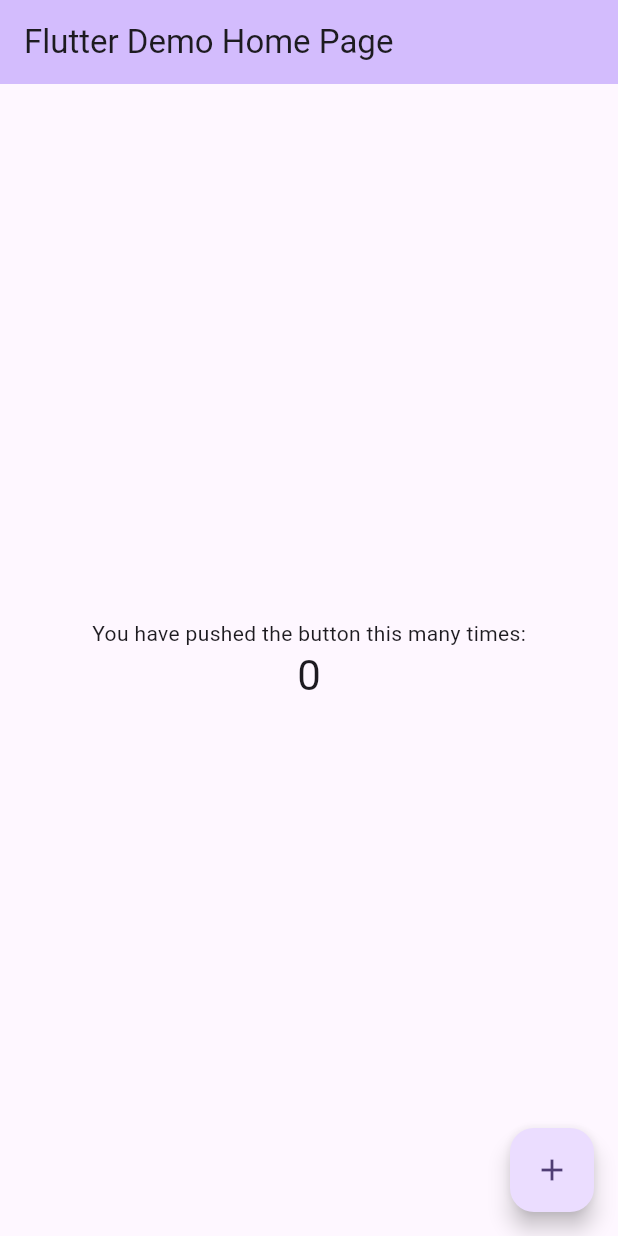
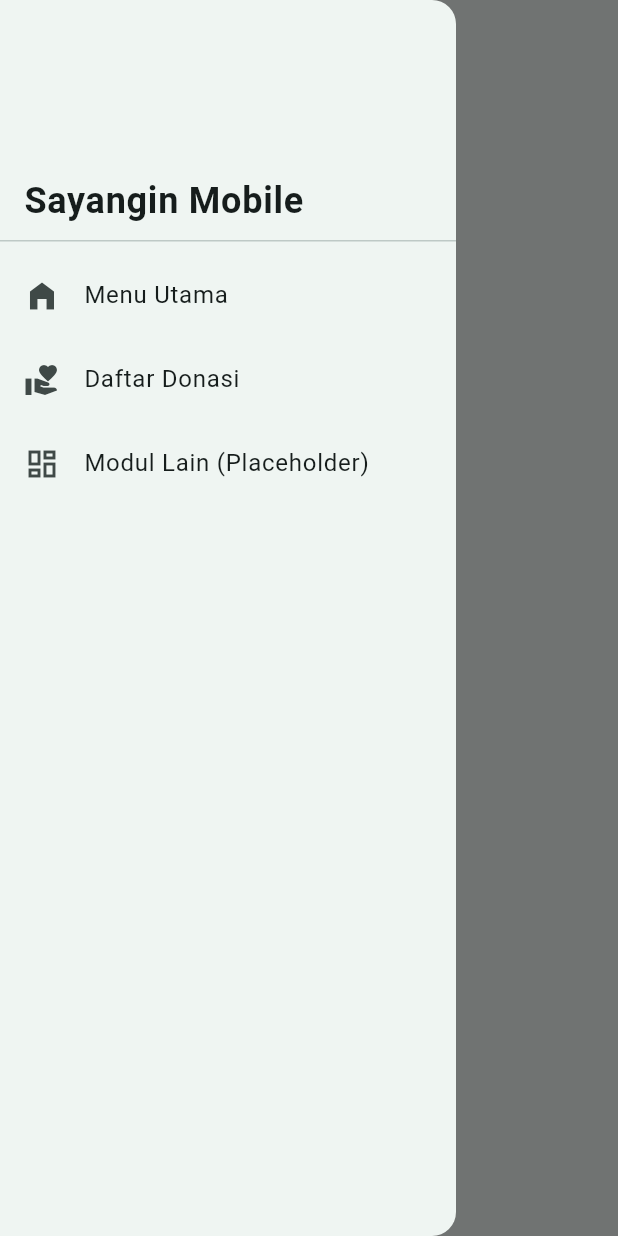
Before and after one commit to PBP-D-Kelompok-6/sayangin-mobile, a Flutter app: the screen it shows after launch, with the side drawer open (before the commit the screen has no drawer), on a phone screen of 412 x 824 dp. Run offline on Flutter 3.47's test engine with Material 3 defaults, Android fonts, the phone set to English and light mode, and no system bars.

Commit message:
feat: initialize donation module page

```diff
--- /dev/null
+++ b/lib/donation/screens/donation_page.dart
@@ -0,0 +1,44 @@
+import 'package:flutter/material.dart';
+import 'package:sayangin_mobile/donation/widgets.dart';
+
+class DonationPage extends StatelessWidget {
+  const DonationPage({super.key});
+
+  @override
+  Widget build(BuildContext context) {
+    return Scaffold(
+      appBar: AppBar(
+        // Judul berada di pojok kiri atas
+        title: const Text(
+          'Donasi',
+          style: TextStyle(
+            fontWeight: FontWeight.bold,
+          ),
+        ),
+        centerTitle: false, // Memastikan judul rata kiri
+        backgroundColor: Theme.of(context).scaffoldBackgroundColor,
+      ),
+      drawer: const DonationDrawer(),
+      body: const Center(
+        child: Column(
+          mainAxisAlignment: MainAxisAlignment.center,
+          children: [
+            Icon(
+              Icons.volunteer_activism_outlined,
+              size: 64,
+              color: Colors.grey,
+            ),
+            SizedBox(height: 12),
+            Text(
+              'Halaman Modul Donasi',
+              style: TextStyle(
+                fontSize: 16,
+                color: Colors.grey,
+              ),
+            ),
+          ],
+        ),
+      ),
+    );
+  }
+}
--- /dev/null
+++ b/lib/donation/widgets.dart
@@ -0,0 +1,55 @@
+import 'package:flutter/material.dart';
+import 'package:sayangin_mobile/donation/screens/donation_page.dart';
+
+class DonationDrawer extends StatelessWidget {
+  const DonationDrawer({super.key});
+
+  @override
+  Widget build(BuildContext context) {
+    return Drawer(
+      child: ListView(
+        children: [
+          DrawerHeader(
+            child: Column(
+              crossAxisAlignment: CrossAxisAlignment.start,
+              mainAxisAlignment: MainAxisAlignment.end,
+              children: [
+                Text(
+                  'Sayangin Mobile',
+                  style: TextStyle(
+                    fontSize: 24,
+                    fontWeight: FontWeight.bold,
+                    color: Theme.of(context).colorScheme.onSurface,
+                  ),
+                ),
+              ],
+            ),
+          ),
+          // Navigasi ke Halaman Utama
+          ListTile(
+            leading: const Icon(Icons.home_filled),
+            title: const Text("Menu Utama"),
+          ),
+          // Navigasi ke Halaman Utama Donasi
+          ListTile(
+            leading: const Icon(Icons.volunteer_activism),
+            title: const Text('Daftar Donasi'),
+            onTap: () {
+              Navigator.pushReplacement(
+                context,
+                MaterialPageRoute(
+                  builder: (context) => const DonationPage(),
+                ),
+              );
+            },
+          ),
+          // Placeholder untuk modul anggota lain (Impact, Marketplace, dll.)
+          ListTile(
+            leading: const Icon(Icons.dashboard_outlined),
+            title: const Text('Modul Lain (Placeholder)'),
+          ),
+        ],
+      ),
+    );
+  }
+}
--- a/lib/main.dart
+++ b/lib/main.dart
@@ -1,4 +1,6 @@
+// lib/main.dart (TEMPORARY TESTING)
 import 'package:flutter/material.dart';
+import 'package:sayangin_mobile/donation/screens/donation_page.dart';
 
 void main() {
   runApp(const MyApp());
@@ -7,116 +9,19 @@ void main() {
 class MyApp extends StatelessWidget {
   const MyApp({super.key});
 
-  // This widget is the root of your application.
   @override
   Widget build(BuildContext context) {
     return MaterialApp(
-      title: 'Flutter Demo',
+      title: 'Sayangin Mobile',
+      debugShowCheckedModeBanner: false,
       theme: ThemeData(
-        // This is the theme of your application.
-        //
-        // TRY THIS: Try running your application with "flutter run". You'll see
-        // the application has a purple toolbar. Then, without quitting the app,
-        // try changing the seedColor in the colorScheme below to Colors.green
-        // and then invoke "hot reload" (save your changes or press the "hot
-        // reload" button in a Flutter-supported IDE, or press "r" if you used
-        // the command line to start the app).
-        //
-        // Notice that the counter didn't reset back to zero; the application
-        // state is not lost during the reload. To reset the state, use hot
-        // restart instead.
-        //
-        // This works for code too, not just values: Most code changes can be
-        // tested with just a hot reload.
-        colorScheme: .fromSeed(seedColor: Colors.deepPurple),
+        colorScheme: ColorScheme.fromSeed(
+          seedColor: Colors.teal, // Sesuaikan dengan warna brand kelompok
+        ),
+        useMaterial3: true,
       ),
-      home: const MyHomePage(title: 'Flutter Demo Home Page'),
+      // Menjalankan halaman donasi langsung sebagai halaman awal untuk testing
+      home: const DonationPage(),
     );
   }
 }
-
-class MyHomePage extends StatefulWidget {
-  const MyHomePage({super.key, required this.title});
-
-  // This widget is the home page of your application. It is stateful, meaning
-  // that it has a State object (defined below) that contains fields that affect
-  // how it looks.
-
-  // This class is the configuration for the state. It holds the values (in this
-  // case the title) provided by the parent (in this case the App widget) and
-  // used by the build method of the State. Fields in a Widget subclass are
-  // always marked "final".
-
-  final String title;
-
-  @override
-  State<MyHomePage> createState() => _MyHomePageState();
-}
-
-class _MyHomePageState extends State<MyHomePage> {
-  int _counter = 0;
-
-  void _incrementCounter() {
-    setState(() {
-      // This call to setState tells the Flutter framework that something has
-      // changed in this State, which causes it to rerun the build method below
-      // so that the display can reflect the updated values. If we changed
-      // _counter without calling setState(), then the build method would not be
-      // called again, and so nothing would appear to happen.
-      _counter++;
-    });
-  }
-
-  @override
-  Widget build(BuildContext context) {
-    // This method is rerun every time setState is called, for instance as done
-    // by the _incrementCounter method above.
-    //
-    // The Flutter framework has been optimized to make rerunning build methods
-    // fast, so that you can just rebuild anything that needs updating rather
-    // than having to individually change instances of widgets.
-    return Scaffold(
-      appBar: AppBar(
-        // TRY THIS: Try changing the color here to a specific color (to
-        // Colors.amber, perhaps?) and trigger a hot reload to see the AppBar
-        // change color while the other colors stay the same.
-        backgroundColor: Theme.of(context).colorScheme.inversePrimary,
-        // Here we take the value from the MyHomePage object that was created by
-        // the App.build method, and use it to set our appbar title.
-        title: Text(widget.title),
-      ),
-      body: Center(
-        // Center is a layout widget. It takes a single child and positions it
-        // in the middle of the parent.
-        child: Column(
-          // Column is also a layout widget. It takes a list of children and
-          // arranges them vertically. By default, it sizes itself to fit its
-          // children horizontally, and tries to be as tall as its parent.
-          //
-          // Column has various properties to control how it sizes itself and
-          // how it positions its children. Here we use mainAxisAlignment to
-          // center the children vertically; the main axis here is the vertical
-          // axis because Columns are vertical (the cross axis would be
-          // horizontal).
-          //
-          // TRY THIS: Invoke "debug painting" (choose the "Toggle Debug Paint"
-          // action in the IDE, or press "p" in the console), to see the
-          // wireframe for each widget.
-          mainAxisAlignment: .center,
-          children: [
-            const Text('You have pushed the button this many times:'),
-            Text(
-              '$_counter',
-              style: Theme.of(context).textTheme.headlineMedium,
-            ),
-          ],
-        ),
-      ),
-      floatingActionButton: FloatingActionButton(
-        onPressed: _incrementCounter,
-        tooltip: 'Increment',
-        child: const Icon(Icons.add),
-      ),
-    );
-  }
-}
```
Also changed, not shown: lib/donation/donation_api.dart (added, +16 -0 lines), lib/donation/models.dart (added, +31 -0 lines), lib/donation/screens/donation_form_page.dart (added, +37 -0 lines).
